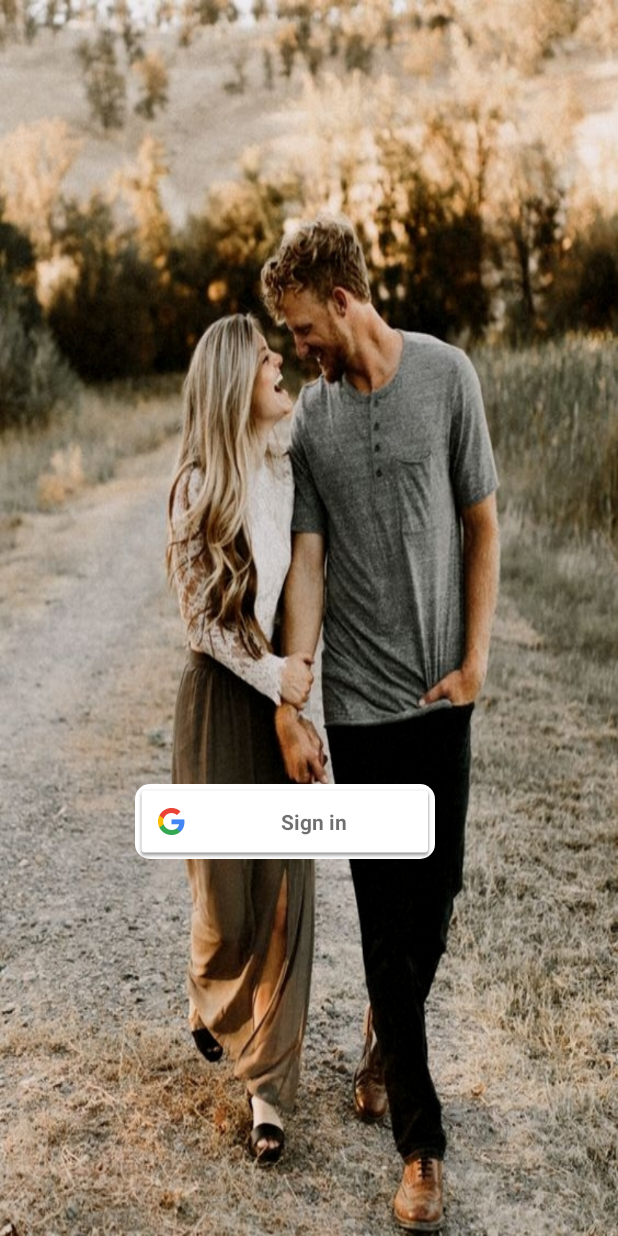
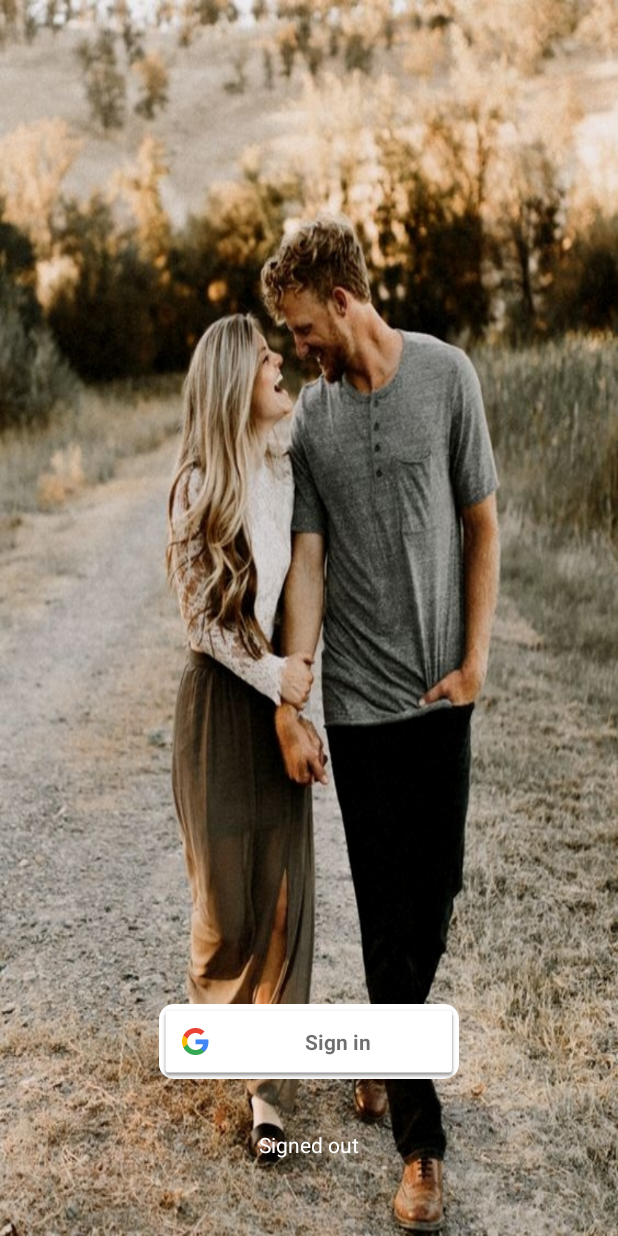
Before and after one commit to mykolamatsiakh/SPE, an Android app: the screen it shows after launch (SignInActivity), after a tap on "Sign in", on a phone screen of 412 x 824 dp. Run offline under Robolectric (Android 15) with nearby library versions, the phone set to English and light mode, and no system bars.

Commit message:
[^] fixed bug with google sign in

```diff
--- a/app/build.gradle
+++ b/app/build.gradle
@@ -28,7 +28,7 @@ dependencies {
     compile 'com.android.support.constraint:constraint-layout:1.0.2'
     compile 'me.relex:circleindicator:1.2.2@aar'
     compile 'com.android.support:design:25.3.1'
-    compile 'com.google.android.gms:play-services-auth:9.0.0'
+    compile 'com.google.android.gms:play-services-auth:11.0.1'
     testCompile 'junit:junit:4.12'
 }
 apply plugin: 'com.google.gms.google-services'
--- a/app/src/main/java/com/example/mykola/spe/SignInActivity.java
+++ b/app/src/main/java/com/example/mykola/spe/SignInActivity.java
@@ -1,6 +1,7 @@
 package com.example.mykola.spe;
 
 import android.app.ProgressDialog;
+import android.content.Context;
 import android.content.Intent;
 import android.content.pm.PackageManager;
 import android.os.Bundle;
@@ -15,14 +16,13 @@ import com.google.android.gms.auth.api.signin.GoogleSignInAccount;
 import com.google.android.gms.auth.api.signin.GoogleSignInOptions;
 import com.google.android.gms.auth.api.signin.GoogleSignInResult;
 import com.google.android.gms.common.ConnectionResult;
-import com.google.android.gms.common.SignInButton;
 import com.google.android.gms.common.api.GoogleApiClient;
 
 /**
  * Created by mykola on 26.06.17.
  */
 
-public class SignInActivity extends AppCompatActivity implements GoogleApiClient.OnConnectionFailedListener {
+public class SignInActivity extends AppCompatActivity implements GoogleApiClient.OnConnectionFailedListener, View.OnClickListener {
 
     private static final String TAG = "SignInActivity";
     private static final int RC_SIGN_IN = 9001;
@@ -36,7 +36,10 @@ public class SignInActivity extends AppCompatActivity implements GoogleApiClient
     @Override
     protected void onCreate(Bundle savedInstanceState) {
         super.onCreate(savedInstanceState);
-        setContentView(R.layout.activity_main);
+        setContentView(R.layout.sign_activity);
+        mStatusTextView = (TextView) findViewById(R.id.status);
+
+        findViewById(R.id.button_sign_in).setOnClickListener(this);
 
         GoogleSignInOptions gso = new GoogleSignInOptions.Builder(GoogleSignInOptions.DEFAULT_SIGN_IN)
                 .requestEmail()
@@ -47,13 +50,6 @@ public class SignInActivity extends AppCompatActivity implements GoogleApiClient
                 .addApi(Auth.GOOGLE_SIGN_IN_API, gso)
                 .build();
 
-        SignInButton signInButton = (SignInButton) findViewById(R.id.button_sign_in);
-        signInButton.setOnClickListener(new View.OnClickListener() {
-            @Override
-            public void onClick(View view) {
-                signIn();
-            }
-        });
 
     }
 
@@ -79,7 +75,8 @@ public class SignInActivity extends AppCompatActivity implements GoogleApiClient
             // Signed in successfully, show authenticated UI.
             GoogleSignInAccount acct = result.getSignInAccount();
             mStatusTextView.setText(getString(R.string.signed_in_fmt, acct.getDisplayName()));
-            updateUI(true);
+            startFirstQuestionActivity();
+
         } else {
             // Signed out, show unauthenticated UI.
             updateUI(false);
@@ -102,10 +99,6 @@ public class SignInActivity extends AppCompatActivity implements GoogleApiClient
         Log.d(TAG, "onConnectionFailed:" + connectionResult);
     }
 
-    private void getStartIntent() {
-        Intent intent = new Intent(SignInActivity.this, FirstQuestionActivity.class);
-        startActivity(intent);
-    }
 
     @Override
     protected void onStart() {
@@ -141,5 +134,14 @@ public class SignInActivity extends AppCompatActivity implements GoogleApiClient
         }
     }
 
+    private void startFirstQuestionActivity() {
+        Intent intent = new Intent(SignInActivity.this, FirstQuestionActivity.class);
+        startActivity(intent);
+    }
 
-}
+
+    @Override
+    public void onClick(View v) {
+        signIn();
+    }
+    }
--- a/app/src/main/res/layout/activity_main.xml
+++ b/app/src/main/res/layout/sign_activity.xml
@@ -1,5 +1,5 @@
 <?xml version="1.0" encoding="utf-8"?>
-<LinearLayout xmlns:android="http://schemas.android.com/apk/res/android"
+<RelativeLayout xmlns:android="http://schemas.android.com/apk/res/android"
     xmlns:app="http://schemas.android.com/apk/res-auto"
     xmlns:tools="http://schemas.android.com/tools"
     android:layout_width="match_parent"
@@ -8,18 +8,28 @@
     android:background="@drawable/background1">
 
 
+    <TextView
+        android:id="@+id/status"
+        android:layout_width="wrap_content"
+        android:layout_height="wrap_content"
+        android:text="@string/signed_out"
+        android:textColor="@android:color/white"
+        android:textSize="14sp"
+        android:layout_alignParentBottom="true"
+        android:layout_centerHorizontal="true"
+        android:layout_marginBottom="51dp" />
+
+
     <com.google.android.gms.common.SignInButton
         android:id="@+id/button_sign_in"
         android:layout_width="200dp"
         android:layout_height="50dp"
         android:layout_gravity="center"
-        android:layout_marginBottom="114dp"
+        android:layout_marginBottom="34dp"
         android:background="@drawable/sign_up"
         android:drawableStart="@drawable/ic_search"
         android:text="@string/sign_up"
-        android:layout_marginTop="250dp"
-        android:layout_marginStart="90dp"
-        android:layout_marginEnd="90dp"
-        />
+        android:layout_above="@+id/status"
+        android:layout_centerHorizontal="true" />
 
-</LinearLayout>
+</RelativeLayout>
```
Also changed, not shown: app/src/main/java/com/example/mykola/spe/ConnectionHelper.java (added, +19 -0 lines), app/src/main/res/values/dimen_xml.xml (added, +7 -0 lines).
